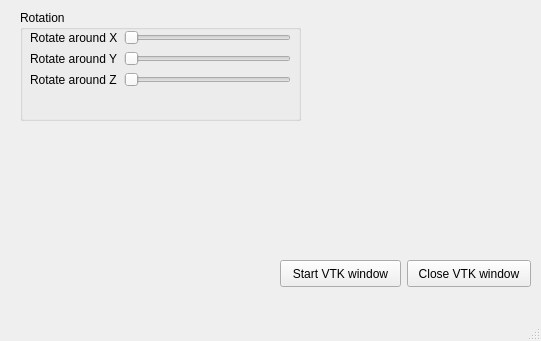
Old version of the form mainwindow.ui in the repository DanmerZ/vtk-qt.
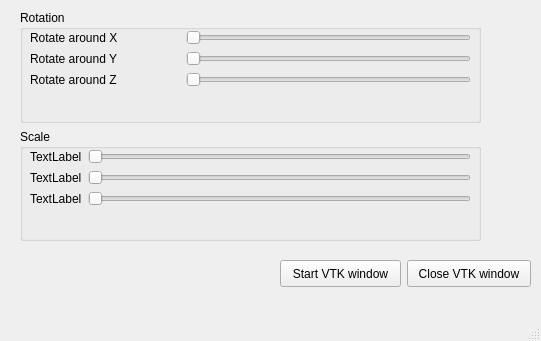
New version of the form.

Commit message: group box

Patch:
```diff
--- a/mainwindow.ui
+++ b/mainwindow.ui
@@ -14,15 +14,44 @@
    <string>MainWindow</string>
   </property>
   <widget class="QWidget" name="centralwidget">
-   <widget class="QGroupBox" name="groupBox">
+   <widget class="QPushButton" name="btnCloseVTKWindow">
+    <property name="geometry">
+     <rect>
+      <x>407</x>
+      <y>260</y>
+      <width>124</width>
+      <height>27</height>
+     </rect>
+    </property>
+    <property name="text">
+     <string>Close VTK window</string>
+    </property>
+   </widget>
+   <widget class="QPushButton" name="btnStartVtkWindow">
+    <property name="geometry">
+     <rect>
+      <x>280</x>
+      <y>260</y>
+      <width>121</width>
+      <height>27</height>
+     </rect>
+    </property>
+    <property name="text">
+     <string>Start VTK window</string>
+    </property>
+   </widget>
+   <widget class="QWidget" name="">
     <property name="geometry">
      <rect>
       <x>20</x>
       <y>10</y>
-      <width>281</width>
-      <height>111</height>
+      <width>461</width>
+      <height>231</height>
      </rect>
     </property>
+    <layout class="QVBoxLayout" name="verticalLayout">
+     <item>
+      <widget class="QGroupBox" name="groupBox">
     <property name="title">
      <string>Rotation</string>
     </property>
@@ -31,13 +60,22 @@
       <rect>
        <x>10</x>
        <y>20</y>
-       <width>261</width>
-       <height>81</height>
-      </rect>
-     </property>
-     <layout class="QFormLayout" name="formLayout">
+          <width>441</width>
+          <height>68</height>
+         </rect>
+        </property>
+        <layout class="QGridLayout" name="gridLayout_2" columnstretch="0,1">
+         <property name="sizeConstraint">
+          <enum>QLayout::SetMaximumSize</enum>
+         </property>
       <item row="0" column="0">
        <widget class="QLabel" name="xLabel">
+           <property name="minimumSize">
+            <size>
+             <width>150</width>
+             <height>0</height>
+            </size>
+           </property>
         <property name="text">
          <string>Rotate around X</string>
         </property>
@@ -61,6 +99,12 @@
       </item>
       <item row="1" column="0">
        <widget class="QLabel" name="yLabel">
+           <property name="minimumSize">
+            <size>
+             <width>150</width>
+             <height>0</height>
+            </size>
+           </property>
         <property name="text">
          <string>Rotate around Y</string>
         </property>
@@ -81,6 +125,12 @@
       </item>
       <item row="2" column="0">
        <widget class="QLabel" name="zLabel">
+           <property name="minimumSize">
+            <size>
+             <width>150</width>
+             <height>0</height>
+            </size>
+           </property>
         <property name="text">
          <string>Rotate around Z</string>
         </property>
@@ -102,31 +152,72 @@
      </layout>
     </widget>
    </widget>
-   <widget class="QPushButton" name="btnCloseVTKWindow">
+     </item>
+     <item>
+      <widget class="QGroupBox" name="groupBox_2">
+       <property name="title">
+        <string>Scale</string>
+       </property>
+       <widget class="QWidget" name="">
     <property name="geometry">
      <rect>
-      <x>407</x>
-      <y>260</y>
-      <width>124</width>
-      <height>27</height>
-     </rect>
-    </property>
+          <x>10</x>
+          <y>20</y>
+          <width>441</width>
+          <height>68</height>
+         </rect>
+        </property>
+        <layout class="QGridLayout" name="gridLayout">
+         <property name="sizeConstraint">
+          <enum>QLayout::SetMaximumSize</enum>
+         </property>
+         <item row="0" column="0">
+          <widget class="QLabel" name="label">
     <property name="text">
-     <string>Close VTK window</string>
-    </property>
-   </widget>
-   <widget class="QPushButton" name="btnStartVtkWindow">
-    <property name="geometry">
-     <rect>
-      <x>280</x>
-      <y>260</y>
-      <width>121</width>
-      <height>27</height>
-     </rect>
-    </property>
+            <string>TextLabel</string>
+           </property>
+          </widget>
+         </item>
+         <item row="0" column="1">
+          <widget class="QSlider" name="horizontalSlider">
+           <property name="orientation">
+            <enum>Qt::Horizontal</enum>
+           </property>
+          </widget>
+         </item>
+         <item row="1" column="0">
+          <widget class="QLabel" name="label_2">
     <property name="text">
-     <string>Start VTK window</string>
-    </property>
+            <string>TextLabel</string>
+           </property>
+          </widget>
+         </item>
+         <item row="1" column="1">
+          <widget class="QSlider" name="horizontalSlider_2">
+           <property name="orientation">
+            <enum>Qt::Horizontal</enum>
+           </property>
+          </widget>
+         </item>
+         <item row="2" column="0">
+          <widget class="QLabel" name="label_3">
+           <property name="text">
+            <string>TextLabel</string>
+           </property>
+          </widget>
+         </item>
+         <item row="2" column="1">
+          <widget class="QSlider" name="horizontalSlider_3">
+           <property name="orientation">
+            <enum>Qt::Horizontal</enum>
+           </property>
+          </widget>
+         </item>
+        </layout>
+       </widget>
+      </widget>
+     </item>
+    </layout>
    </widget>
   </widget>
   <widget class="QMenuBar" name="menubar">
```
Lines whose indentation alone changed are shown as unchanged. The commit also changes 1 other file.
